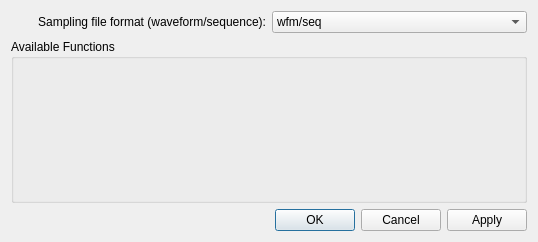
Old version of the form gui/pulsed/ui_pulsed_main_gui_settings_block_gen.ui in the repository Ulm-IQO/qudi.
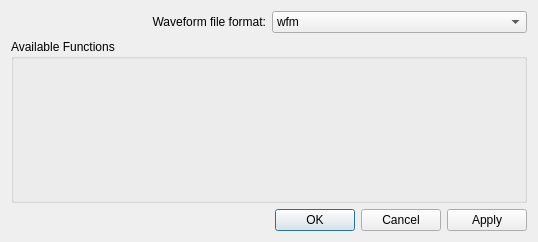
New version of the form.

Commit message: Adjusted GUI to only choose waveform file format and not sequence format.

The edit to the form file:
```diff
--- a/gui/pulsed/ui_pulsed_main_gui_settings_block_gen.ui
+++ b/gui/pulsed/ui_pulsed_main_gui_settings_block_gen.ui
@@ -32,7 +32,7 @@
       <widget class="QComboBox" name="sampled_file_format_comboBox">
        <item>
         <property name="text">
-         <string>wfm/seq</string>
+         <string>wfm</string>
         </property>
        </item>
        <item>
@@ -50,7 +50,7 @@
      <item row="0" column="0">
       <widget class="QLabel" name="label">
        <property name="text">
-        <string>Sampling file format (waveform/sequence):</string>
+        <string>Waveform file format:</string>
        </property>
        <property name="alignment">
         <set>Qt::AlignRight|Qt::AlignTrailing|Qt::AlignVCenter</set>
```
Left out of the diff: 4 changed lines with no effect on the pictures. The commit also changes 2 other files.
